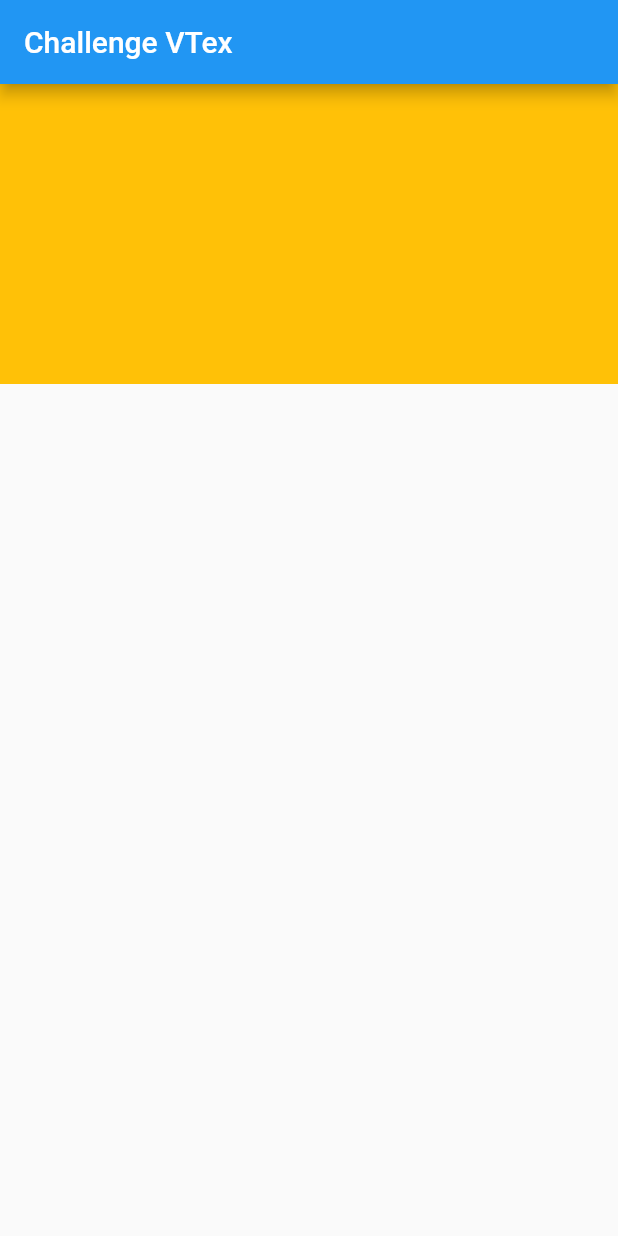
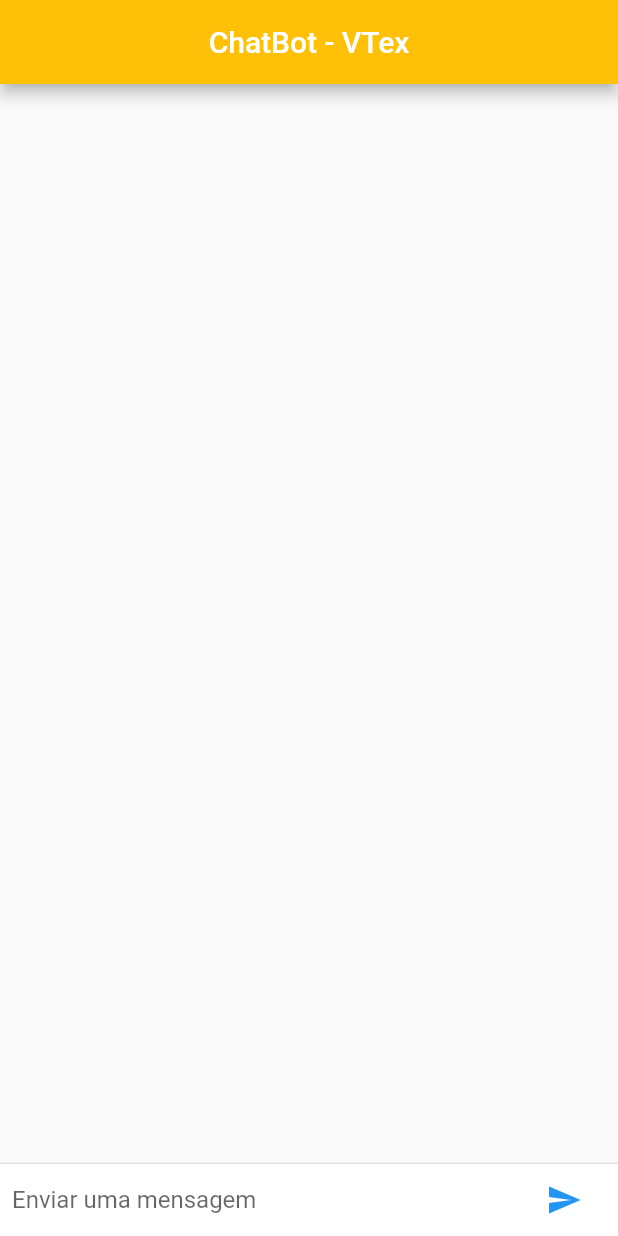
Before and after one commit to gussouzauni/vera-chatbot, a Flutter app: the screen it shows after launch, on a phone screen of 412 x 824 dp. Run offline on Flutter 3.47's test engine with Material 2 defaults, Android fonts, the phone set to English and light mode, and no system bars; missing offline and left inert: flutter_dialogflow.

Commit message:
add chatbot

```diff
--- /dev/null
+++ b/mobile/lib/chatbot/chatbot.dart
@@ -0,0 +1,110 @@
+import 'package:flutter/material.dart';
+import 'package:flutter_dialogflow/dialogflow_v2.dart';
+import 'package:mobile/model/message.dart';
+
+class Chatbot extends StatefulWidget {
+  Chatbot({
+    Key key,
+    this.title,
+  }) : super(key: key);
+
+  final String title;
+
+  @override
+  HomeScreenDialogFlow createState() => HomeScreenDialogFlow();
+}
+
+class HomeScreenDialogFlow extends State<Chatbot> {
+  final List<Message> _messages = <Message>[];
+  final TextEditingController _textController = TextEditingController();
+
+  Widget _buildTextComposer() {
+    return IconTheme(
+      data: IconThemeData(color: Theme.of(context).accentColor),
+      child: Container(
+        margin: const EdgeInsets.symmetric(horizontal: 8.0),
+        child: Row(
+          children: <Widget>[
+            Flexible(
+              child: TextField(
+                controller: _textController,
+                onSubmitted: _handleSubmitted,
+                decoration:
+                    InputDecoration.collapsed(hintText: "Enviar uma mensagem"),
+              ),
+            ),
+            Container(
+              margin: EdgeInsets.symmetric(horizontal: 4.0),
+              child: IconButton(
+                icon: Icon(Icons.send),
+                onPressed: () => _handleSubmitted(_textController.text),
+              ),
+            ),
+          ],
+        ),
+      ),
+    );
+  }
+
+  void response(query) async {
+    _textController.clear();
+    AuthGoogle authGoogle = await AuthGoogle(
+      fileJson: "assets/chatbot.json",
+    ).build();
+
+    Dialogflow dialogflow = Dialogflow(
+      authGoogle: authGoogle,
+      language: Language.english,
+    );
+    AIResponse response = await dialogflow.detectIntent(query);
+    Message message = Message(
+      text: response.getMessage() ??
+          CardDialogflow(
+            response.getListMessage()[0],
+          ).title,
+      name: "Bot",
+      type: false,
+    );
+    setState(() {
+      _messages.insert(0, message);
+    });
+  }
+
+  void _handleSubmitted(String text) {
+    _textController.clear();
+    Message message = Message(
+      text: text,
+      name: "Gustavo Souza",
+      type: true,
+    );
+    setState(() {
+      _messages.insert(0, message);
+    });
+    response(text);
+  }
+
+  @override
+  Widget build(BuildContext context) {
+    return Scaffold(
+      appBar: AppBar(
+        centerTitle: true,
+        title: Text("ChatBot - VTex"),
+        backgroundColor: Colors.amber,
+      ),
+      body: Column(children: <Widget>[
+        Flexible(
+            child: ListView.builder(
+          padding: EdgeInsets.all(8.0),
+          reverse: true,
+          itemBuilder: (_, int index) => _messages[index],
+          itemCount: _messages.length,
+        )),
+        Divider(height: 1.0),
+        Container(
+          decoration: BoxDecoration(color: Theme.of(context).cardColor),
+          child: _buildTextComposer(),
+        ),
+      ]),
+    );
+  }
+}
--- a/mobile/lib/main.dart
+++ b/mobile/lib/main.dart
@@ -1,16 +1,17 @@
+import 'chatbot/chatbot.dart';
 import 'package:flutter/material.dart';
-import 'package:mobile/screens/login_screen.dart';
 
-void main() {
-  runApp(MainApp());
-}
+void main() => runApp(MyApp());
 
-class MainApp extends StatelessWidget {
+class MyApp extends StatelessWidget {
   @override
   Widget build(BuildContext context) {
     return MaterialApp(
-      debugShowCheckedModeBanner: false,
-      home: LoginScreen(),
-    );
+        debugShowCheckedModeBanner: false,
+        title: 'Vera - ChatBot',
+        theme: ThemeData(
+          primarySwatch: Colors.blue,
+        ),
+        home: Chatbot());
   }
 }
--- a/mobile/lib/screens/login_screen.dart
+++ b/mobile/lib/screens/login_screen.dart
@@ -3,15 +3,6 @@ import 'package:flutter/material.dart';
 class LoginScreen extends StatelessWidget {
   @override
   Widget build(BuildContext context) {
-    return Scaffold(
-      appBar: AppBar(
-        title: Text("Challenge VTex"),
-      ),
-      body: Container(
-        width: double.maxFinite,
-        height: 200,
-        color: Colors.amber,
-      ),
-    );
+    return Container();
   }
 }
```
Also changed, not shown: mobile/assets/chatbot.json (added, +12 -0 lines), mobile/lib/model/message.dart (added, +71 -0 lines), mobile/lib/model/user.dart (added, +15 -0 lines), mobile/pubspec.yaml (+7 -52 lines), mobile/assets/bot.png (added), mobile/pubspec.lock, 1 other file.
